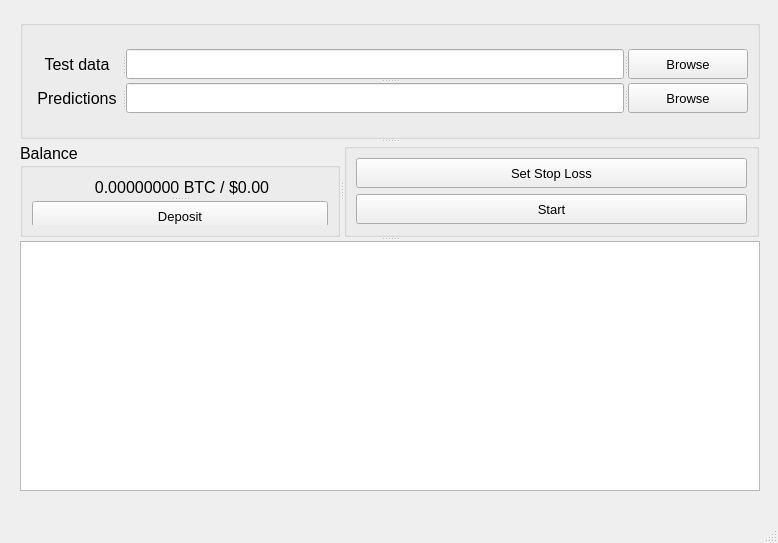
First picture: the form in app/ui/main_window.ui, repository osemrt/Predict-BTC-Price-Movement, before the edit.
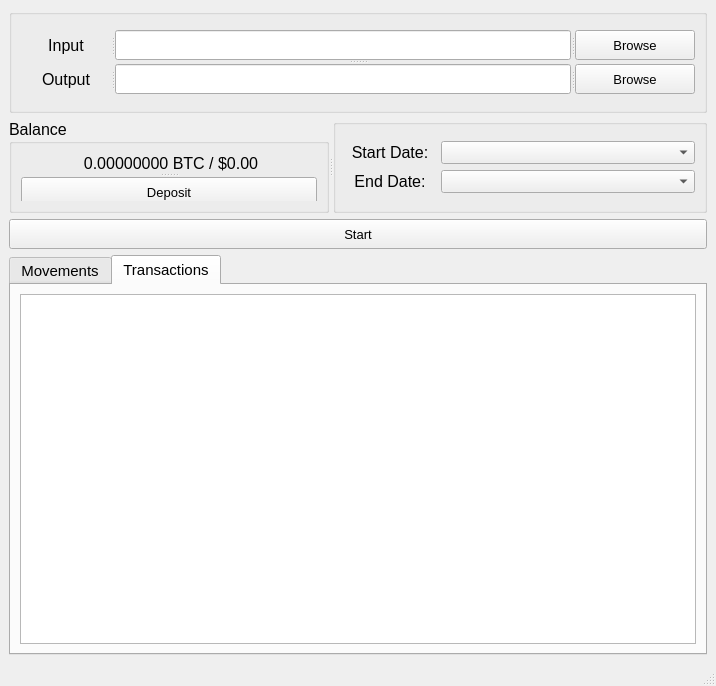
Second picture: the form after the edit. Icons and pictures are not drawn.

Commit message: Update the application windows

```diff
--- a/app/ui/main_window.ui
+++ b/app/ui/main_window.ui
@@ -6,8 +6,8 @@
    <rect>
     <x>0</x>
     <y>0</y>
-    <width>778</width>
-    <height>543</height>
+    <width>716</width>
+    <height>686</height>
    </rect>
   </property>
   <property name="windowTitle">
@@ -24,18 +24,8 @@
    </size>
   </property>
   <widget class="QWidget" name="centralwidget">
-   <widget class="QSplitter" name="splitter_7">
-    <property name="geometry">
-     <rect>
-      <x>20</x>
-      <y>20</y>
-      <width>740</width>
-      <height>471</height>
-     </rect>
-    </property>
-    <property name="orientation">
-     <enum>Qt::Vertical</enum>
-    </property>
+   <layout class="QVBoxLayout" name="verticalLayout_6">
+    <item>
     <widget class="QGroupBox" name="groupBox_2">
      <property name="font">
       <font>
@@ -78,7 +68,7 @@
            </font>
           </property>
           <property name="text">
-           <string>Test data</string>
+            <string>Input</string>
           </property>
           <property name="alignment">
            <set>Qt::AlignCenter</set>
@@ -149,7 +139,7 @@
            </font>
           </property>
           <property name="text">
-           <string>Predictions</string>
+            <string>Output</string>
           </property>
           <property name="alignment">
            <set>Qt::AlignCenter</set>
@@ -199,6 +189,8 @@
       </item>
      </layout>
     </widget>
+    </item>
+    <item>
     <widget class="QSplitter" name="splitter_9">
      <property name="orientation">
       <enum>Qt::Horizontal</enum>
@@ -294,7 +286,7 @@
       </property>
       <property name="maximumSize">
        <size>
-        <width>415</width>
+         <width>45454</width>
         <height>16777215</height>
        </size>
       </property>
@@ -308,29 +300,95 @@
       </property>
       <layout class="QVBoxLayout" name="verticalLayout_5">
        <item>
-        <widget class="QPushButton" name="pushButton_setStopLoss">
+         <layout class="QVBoxLayout" name="verticalLayout_2">
+          <item>
+           <layout class="QHBoxLayout" name="horizontalLayout">
+            <item>
+             <widget class="QLabel" name="label_startDate">
          <property name="minimumSize">
           <size>
-           <width>200</width>
-           <height>30</height>
+                <width>90</width>
+                <height>0</height>
           </size>
          </property>
          <property name="maximumSize">
           <size>
-           <width>430</width>
-           <height>30</height>
+                <width>90</width>
+                <height>95545</height>
           </size>
          </property>
          <property name="font">
           <font>
+                <pointsize>12</pointsize>
+                <weight>50</weight>
+                <bold>false</bold>
+               </font>
+              </property>
+              <property name="text">
+               <string>Start Date:</string>
+              </property>
+              <property name="alignment">
+               <set>Qt::AlignCenter</set>
+              </property>
+             </widget>
+            </item>
+            <item>
+             <widget class="QComboBox" name="comboBox_startDate">
+              <property name="font">
+               <font>
            <pointsize>10</pointsize>
+               </font>
+              </property>
+             </widget>
+            </item>
+           </layout>
+          </item>
+          <item>
+           <layout class="QHBoxLayout" name="horizontalLayout_2">
+            <item>
+             <widget class="QLabel" name="label_endDate">
+              <property name="minimumSize">
+               <size>
+                <width>90</width>
+                <height>0</height>
+               </size>
+              </property>
+              <property name="maximumSize">
+               <size>
+                <width>90</width>
+                <height>95545</height>
+               </size>
+              </property>
+              <property name="font">
+               <font>
+                <pointsize>12</pointsize>
            <weight>50</weight>
            <bold>false</bold>
           </font>
          </property>
          <property name="text">
-          <string>Set Stop Loss</string>
-         </property>
+               <string>End Date:</string>
+              </property>
+              <property name="alignment">
+               <set>Qt::AlignCenter</set>
+              </property>
+             </widget>
+            </item>
+            <item>
+             <widget class="QComboBox" name="comboBox_endDate">
+              <property name="font">
+               <font>
+                <pointsize>10</pointsize>
+               </font>
+              </property>
+             </widget>
+            </item>
+           </layout>
+          </item>
+         </layout>
+        </item>
+       </layout>
+      </widget>
         </widget>
        </item>
        <item>
@@ -343,7 +401,7 @@
          </property>
          <property name="maximumSize">
           <size>
-           <width>430</width>
+        <width>45646</width>
            <height>30</height>
           </size>
          </property>
@@ -359,24 +417,70 @@
          </property>
         </widget>
        </item>
-      </layout>
-     </widget>
-    </widget>
+    <item>
+     <widget class="QTabWidget" name="tabWidget">
+      <property name="minimumSize">
+       <size>
+        <width>0</width>
+        <height>400</height>
+       </size>
+      </property>
+      <property name="font">
+       <font>
+        <pointsize>11</pointsize>
+       </font>
+      </property>
+      <property name="currentIndex">
+       <number>1</number>
+      </property>
+      <widget class="QWidget" name="tab">
+       <attribute name="title">
+        <string>Movements</string>
+       </attribute>
+       <layout class="QVBoxLayout" name="verticalLayout_4">
+        <item>
+         <widget class="QLabel" name="label_movements">
+          <property name="text">
+           <string/>
+          </property>
+          <property name="scaledContents">
+           <bool>true</bool>
+          </property>
+         </widget>
+        </item>
+       </layout>
+      </widget>
+      <widget class="QWidget" name="tab_2">
+       <attribute name="title">
+        <string>Transactions</string>
+       </attribute>
+       <layout class="QVBoxLayout" name="verticalLayout_7">
+        <item>
     <widget class="QTextEdit" name="textEdit_log">
      <property name="minimumSize">
       <size>
-       <width>740</width>
-       <height>250</height>
+            <width>0</width>
+            <height>0</height>
       </size>
      </property>
      <property name="maximumSize">
       <size>
-       <width>740</width>
-       <height>250</height>
-      </size>
-     </property>
-    </widget>
-   </widget>
+            <width>4564</width>
+            <height>45454</height>
+           </size>
+          </property>
+          <property name="font">
+           <font>
+            <pointsize>8</pointsize>
+           </font>
+          </property>
+         </widget>
+        </item>
+       </layout>
+      </widget>
+     </widget>
+    </item>
+   </layout>
   </widget>
   <widget class="QMenuBar" name="menubar">
    <property name="geometry">
```
Left out of the diff: 14 changed lines with no effect on the pictures. Lines whose indentation alone changed are shown as unchanged. The commit also changes 2 other files.
